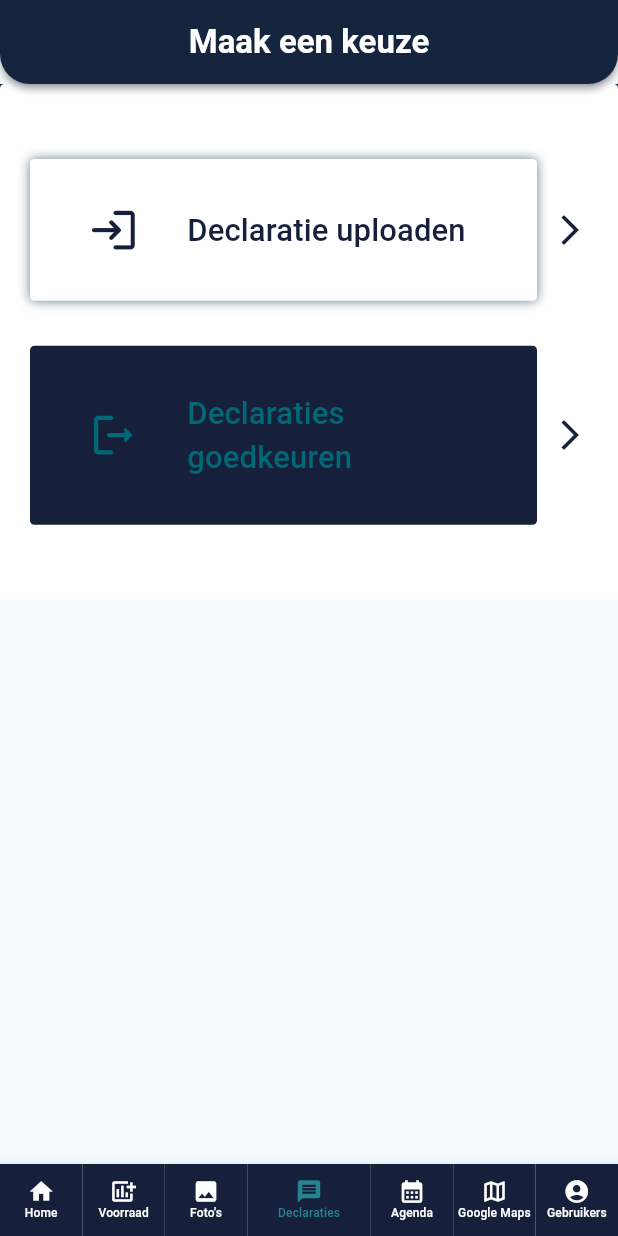
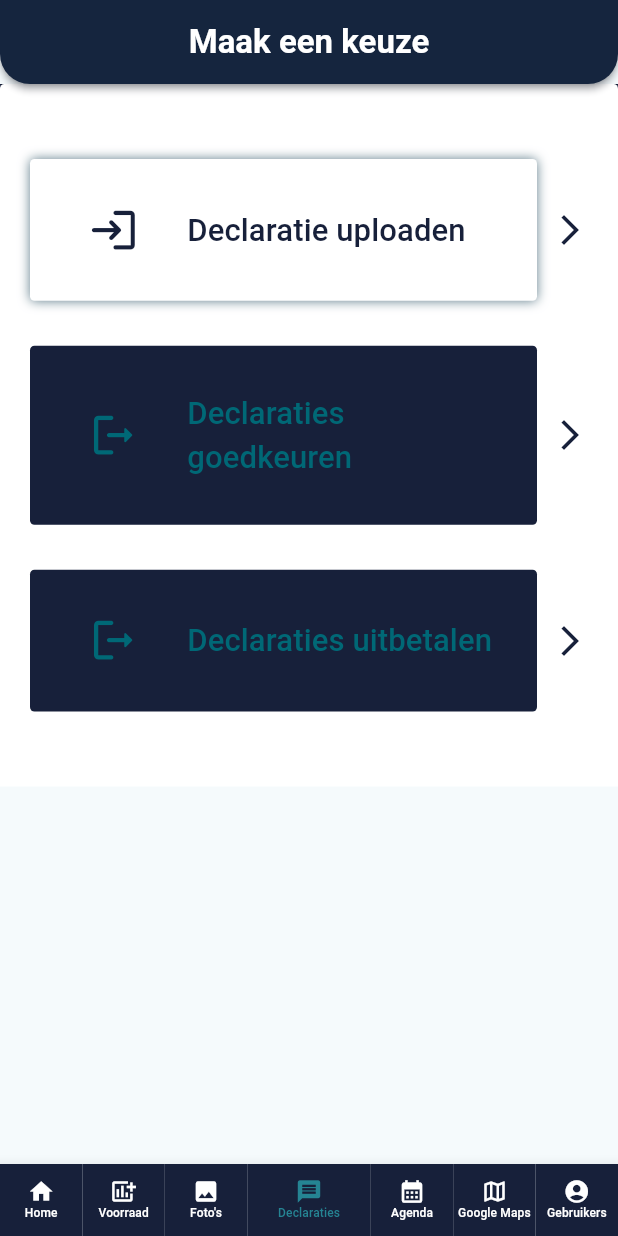
Before and after one commit to ProjectMaasgroep18/ms18-flutter-applicatie, a Flutter app: the Menu screen opened directly, item 4 of the bottom bar chosen, on a phone screen of 412 x 824 dp. Run offline on Flutter 3.47's test engine with Material 3 defaults, Android fonts, the phone set to English and light mode, and no system bars; our stand-ins replace image_picker, rive.

Commit message:
Verder met declaraties payout pagina.
+ Aanpassen dat je alleen een foto kan versturen

```diff
--- a/lib/Declarations/pickPhoto.dart
+++ b/lib/Declarations/pickPhoto.dart
@@ -185,7 +185,7 @@ class PickPhotoState extends State<PickPhoto> {
             // Upload the photo
             Button(
                 onTap: () async {
-                  if (photo == null || amountController.text.isEmpty) {
+                  if (photo == null) {
                     ScaffoldMessenger.of(context).showSnackBar(
                       const SnackBar(
                         content: Text("Kies een foto en vul alle velden in"),
--- a/lib/team-c/Declarations/declarationsMenu.dart
+++ b/lib/team-c/Declarations/declarationsMenu.dart
@@ -1,6 +1,7 @@
 import 'package:flutter/material.dart';
 import 'package:ms18_applicatie/Declarations/declarations.dart';
 
+import '../../Declarations/declarationsPayout.dart';
 import '../../Declarations/pickPhoto.dart';
 import '../../config.dart';
 import '../../menu.dart';
@@ -199,6 +200,72 @@ class DeclarationsMenuState extends State<DeclarationsMenu> {
                       ),
                     ],
                   ),
+
+                  const SizedBox(
+                    height: 30,
+                  ),
+
+                  // Button 2
+                  Row(
+                    children: [
+                      Expanded(
+                        child: ElevatedButton(
+                          onPressed: () {
+                            Navigator.push(context, MaterialPageRoute(builder: (context) => const DeclarationsPayout()));
+                          },
+                          style: ElevatedButton.styleFrom(
+                            elevation: 0,
+                            backgroundColor: mainColor,
+                            padding: const EdgeInsets.fromLTRB(20, 30, 20, 30),
+                            shadowColor: mainColor,
+                            shape: const RoundedRectangleBorder(
+                                borderRadius:
+                                BorderRadius.all(Radius.circular(3))),
+                          ),
+                          child: FittedBox(
+                            fit: BoxFit.fill,
+                            child: Row(
+                              mainAxisAlignment: MainAxisAlignment.spaceBetween,
+                              children: [
+                                SizedBox(
+                                  width:
+                                  MediaQuery.of(context).size.width * 0.25,
+                                  child: const Icon(
+                                    Icons.logout_rounded,
+                                    size: 50,
+                                  ),
+                                ),
+                                const SizedBox(
+                                  width: 20,
+                                ),
+                                SizedBox(
+                                  width:
+                                  MediaQuery.of(context).size.width * 0.75,
+                                  child: const Text(
+                                    "Declaraties uitbetalen",
+                                    style: TextStyle(fontSize: 30),
+                                  ),
+                                ),
+                              ],
+                            ),
+                          ),
+                        ),
+                      ),
+                      // Icon
+                      GestureDetector(
+                        onTap: () {
+                          Navigator.push(context, MaterialPageRoute(builder: (context) => const Declarations()));
+                        },
+                        child: const Padding(
+                          padding: EdgeInsets.fromLTRB(10, 0, 0, 0),
+                          child: Icon(
+                            Icons.arrow_forward_ios,
+                            color: mainColor,
+                          ),
+                        ),
+                      ),
+                    ],
+                  ),
                 ],
               ),
             ),
```
Also changed, not shown: lib/Declarations/declarationsPayout.dart (added, +309 -0 lines).
